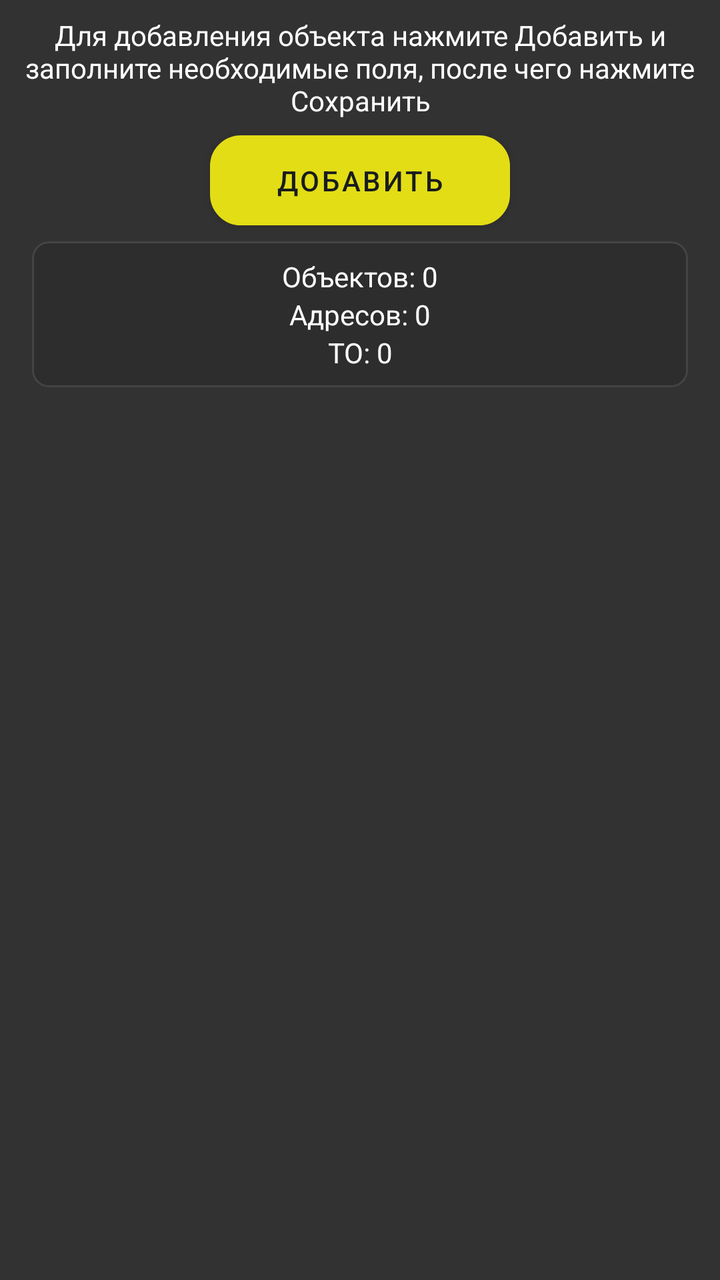
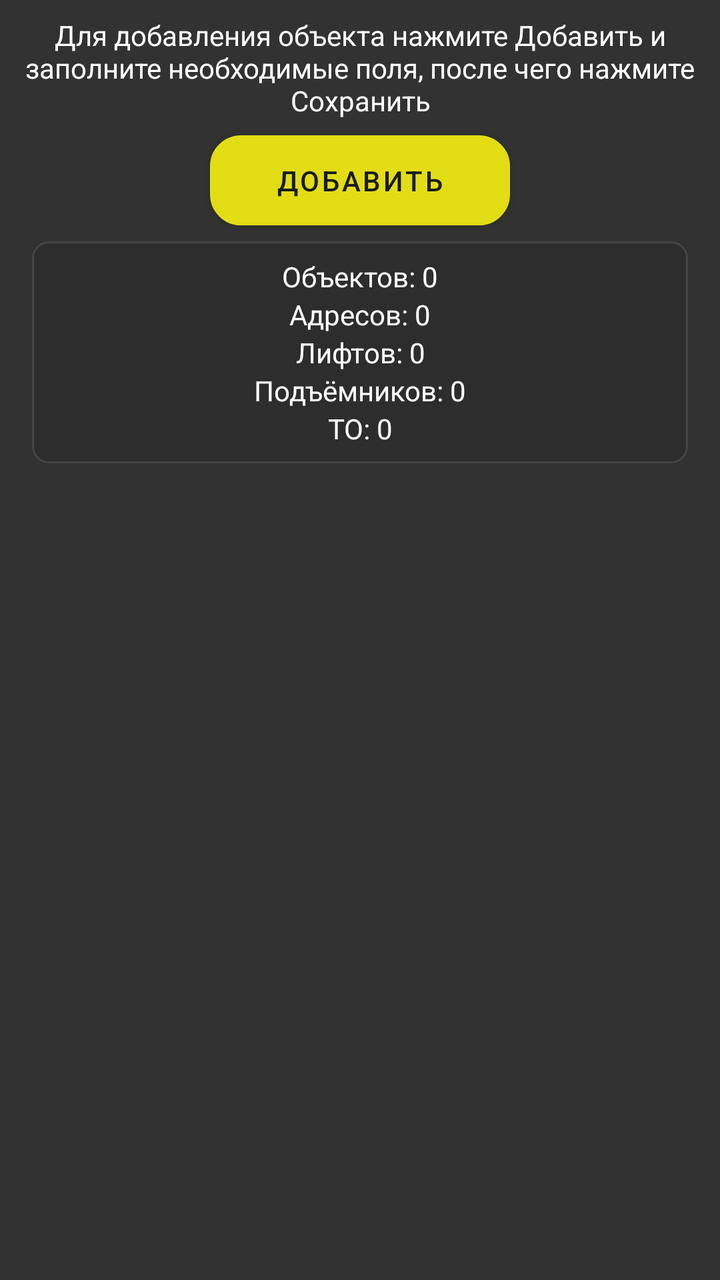

Screens rendered from an Android XML layout before and after an edit, with the pre-edit source and the edit as a unified diff.
<!-- AndroidManifest.xml: application theme Theme.HowMuchCash -->
<!-- res/layout/fragment_home.xml -->
<?xml version="1.0" encoding="utf-8"?>
<androidx.constraintlayout.widget.ConstraintLayout xmlns:android="http://schemas.android.com/apk/res/android"
    xmlns:app="http://schemas.android.com/apk/res-auto"
    xmlns:tools="http://schemas.android.com/tools"
    android:layout_width="match_parent"
    android:layout_height="match_parent"
    tools:context=".ui.home.HomeFragment">

    <TextView
        android:id="@+id/text_home"
        android:layout_width="match_parent"
        android:layout_height="wrap_content"
        android:layout_marginStart="8dp"
        android:layout_marginTop="8dp"
        android:layout_marginEnd="8dp"
        android:gravity="center"
        android:text="@string/annotationForInputObjects"
        android:textAlignment="center"
        app:layout_constraintTop_toTopOf="parent"
        app:layout_constraintStart_toStartOf="parent"
        app:layout_constraintEnd_toEndOf="parent" />

    <Button
        android:id="@+id/buttonAddLift"
        style="@style/ButtonStyle"
        android:layout_width="150dp"
        android:layout_height="45dp"
        android:background="@drawable/custom_button"
        android:text="@string/buttonAddLift"
        android:textAlignment="center"
        android:textColor="@color/material_dynamic_neutral10"
        app:layout_constraintTop_toBottomOf="@id/text_home"
        app:layout_constraintStart_toStartOf="parent"
        app:layout_constraintEnd_toEndOf="parent"
        android:layout_marginTop="8dp" />

    
    <LinearLayout
        android:id="@+id/ll_stats"
        android:layout_width="match_parent"
        android:layout_height="wrap_content"
        android:orientation="vertical"
        android:padding="8dp"
        android:background="@drawable/background_card"
        android:layout_marginStart="16dp"
        android:layout_marginEnd="16dp"
        android:layout_marginTop="8dp"
        app:layout_constraintTop_toBottomOf="@id/buttonAddLift">

        <TextView
            android:id="@+id/text_total_objects"
            android:layout_width="match_parent"
            android:layout_height="wrap_content"
            android:text="Объектов: 0"
            android:textSize="14sp"
            android:textColor="@android:color/white"
            android:gravity="center" />

        <TextView
            android:id="@+id/text_total_addresses"
            android:layout_width="match_parent"
            android:layout_height="wrap_content"
            android:text="Адресов: 0"
            android:textSize="14sp"
            android:textColor="@android:color/white"
            android:gravity="center" />

        <TextView
            android:id="@+id/text_total_to"
            android:layout_width="match_parent"
            android:layout_height="wrap_content"
            android:text="ТО: 0"
            android:textSize="14sp"
            android:textColor="@android:color/white"
            android:gravity="center" />
    </LinearLayout>

    
    <androidx.recyclerview.widget.RecyclerView
        android:id="@+id/recyclerView"
        android:layout_width="match_parent"
        android:layout_height="0dp"
        android:layout_marginTop="8dp"
        app:layout_constraintTop_toBottomOf="@id/ll_stats"
        app:layout_constraintBottom_toBottomOf="parent"
        app:layout_constraintStart_toStartOf="parent"
        app:layout_constraintEnd_toEndOf="parent" />

</androidx.constraintlayout.widget.ConstraintLayout>
<!-- resources referenced by this layout -->
<resources>
  <!-- drawable background_card (drawable) -->
  <?xml version="1.0" encoding="utf-8"?>
  <shape xmlns:android="http://schemas.android.com/apk/res/android">
      <solid android:color="#2D2D2D" />
      <corners android:radius="8dp" />
      <stroke android:width="1dp" android:color="#444444" />
  </shape>
  <!-- drawable custom_button (drawable) -->
  <?xml version="1.0" encoding="utf-8"?>
  <shape
      xmlns:android="http://schemas.android.com/apk/res/android"
      android:shape="rectangle">
      <stroke
          android:color="@color/gray"
          android:width="1dp"/>
      <corners
          android:radius="15dp"/>
      <gradient
          android:startColor="#2e7d32"
          android:endColor="#e0f7fa"/>
  </shape>
  <string name="annotationForInputObjects">Для добавления объекта нажмите Добавить и заполните необходимые поля, после чего нажмите Сохранить</string>
  <string name="buttonAddLift">Добавить</string>
  <style name="ButtonStyle" parent="Widget.MaterialComponents.Button">
          <item name="android:textColor">@color/mainBackground</item>
          <item name="android:backgroundTint">@color/colorPrimary</item>
          <item name="android:paddingStart">16dp</item>
          <item name="android:paddingEnd">16dp</item>
          <item name="cornerRadius">8dp</item>
      </style>
  <style name="Theme.HowMuchCash" parent="Theme.MaterialComponents.DayNight.NoActionBar">
          
          <item name="colorPrimary">@color/colorPrimary</item>              
          <item name="colorPrimaryVariant">@color/accentBackground</item>   
          <item name="colorSecondary">@color/colorPrimary</item>            
          <item name="colorSecondaryVariant">@color/mainBackground</item>   
  
          
          <item name="colorOnPrimary">@android:color/black</item>           
          <item name="colorOnSecondary">@color/mainBackground</item>         
          <item name="android:textColorPrimary">@color/white</item>
          <item name="android:textColor">@color/white</item>
          
          <item name="android:windowBackground">@color/mainBackground</item> 
  
          <item name="colorControlActivated">@color/colorPrimary</item>
          <item name="colorAccent">@color/colorPrimary</item>
  
          
          <item name="android:statusBarColor">@color/accentBackground</item> 
          <item name="android:windowLightStatusBar">false</item>             
  
          
          <item name="android:navigationBarColor">@color/accentBackground</item> 
      </style>
  <color name="gray">#FF666666</color>
  <color name="mainBackground">#323232</color>
  <color name="colorPrimary">#e3dd16</color>
  <color name="accentBackground">#212121</color>
  <color name="white">#FFFFFFFF</color>
</resources>

<!-- the commit's change to res/layout/fragment_home.xml (unified diff, before → after) -->
@@ -66,6 +66,24 @@
             android:gravity="center" />
 
         <TextView
+            android:id="@+id/text_total_lifts"
+            android:layout_width="match_parent"
+            android:layout_height="wrap_content"
+            android:text="Лифтов: 0"
+            android:textSize="14sp"
+            android:textColor="@android:color/white"
+            android:gravity="center" />
+
+        <TextView
+            android:id="@+id/text_total_elevators"
+            android:layout_width="match_parent"
+            android:layout_height="wrap_content"
+            android:text="Подъёмников: 0"
+            android:textSize="14sp"
+            android:textColor="@android:color/white"
+            android:gravity="center" />
+
+        <TextView
             android:id="@+id/text_total_to"
             android:layout_width="match_parent"
             android:layout_height="wrap_content"
